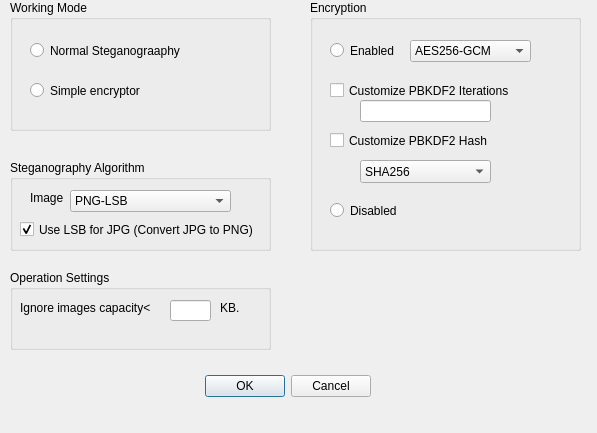
Above: dialog.ui from pingwcy/HideSlothQt before the change. Below: the same form after it.
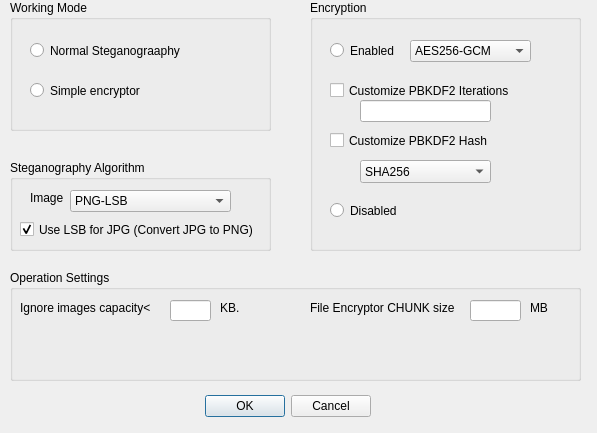
That is the form after the change.

Commit message: Allow Change Chunk for encryptor

Diff of the .ui file:
```diff
--- a/dialog.ui
+++ b/dialog.ui
@@ -17,7 +17,7 @@
    <property name="geometry">
     <rect>
      <x>30</x>
-     <y>370</y>
+     <y>390</y>
      <width>341</width>
      <height>32</height>
     </rect>
@@ -255,8 +255,8 @@
     <rect>
      <x>10</x>
      <y>270</y>
-     <width>261</width>
-     <height>80</height>
+     <width>571</width>
+     <height>111</height>
     </rect>
    </property>
    <property name="title">
@@ -298,6 +298,42 @@
      <string>KB.</string>
     </property>
    </widget>
+   <widget class="QLabel" name="label_4">
+    <property name="geometry">
+     <rect>
+      <x>300</x>
+      <y>30</y>
+      <width>161</width>
+      <height>16</height>
+     </rect>
+    </property>
+    <property name="text">
+     <string>File Encryptor CHUNK size</string>
+    </property>
+   </widget>
+   <widget class="QLineEdit" name="lineEdit_3">
+    <property name="geometry">
+     <rect>
+      <x>460</x>
+      <y>30</y>
+      <width>51</width>
+      <height>21</height>
+     </rect>
+    </property>
+   </widget>
+   <widget class="QLabel" name="label_5">
+    <property name="geometry">
+     <rect>
+      <x>520</x>
+      <y>30</y>
+      <width>53</width>
+      <height>15</height>
+     </rect>
+    </property>
+    <property name="text">
+     <string>MB</string>
+    </property>
+   </widget>
   </widget>
  </widget>
  <resources/>
```
The commit also changes 4 other files.
